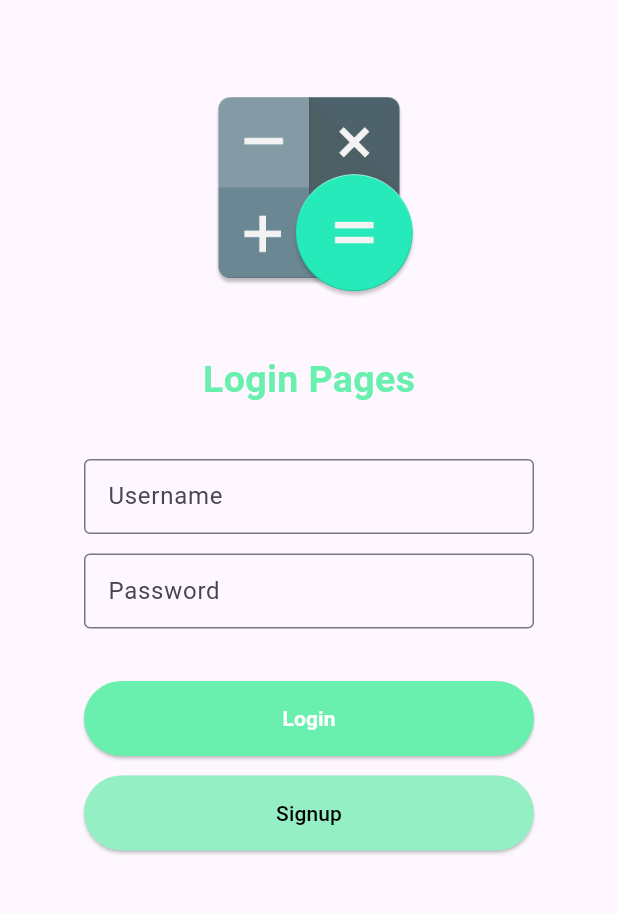
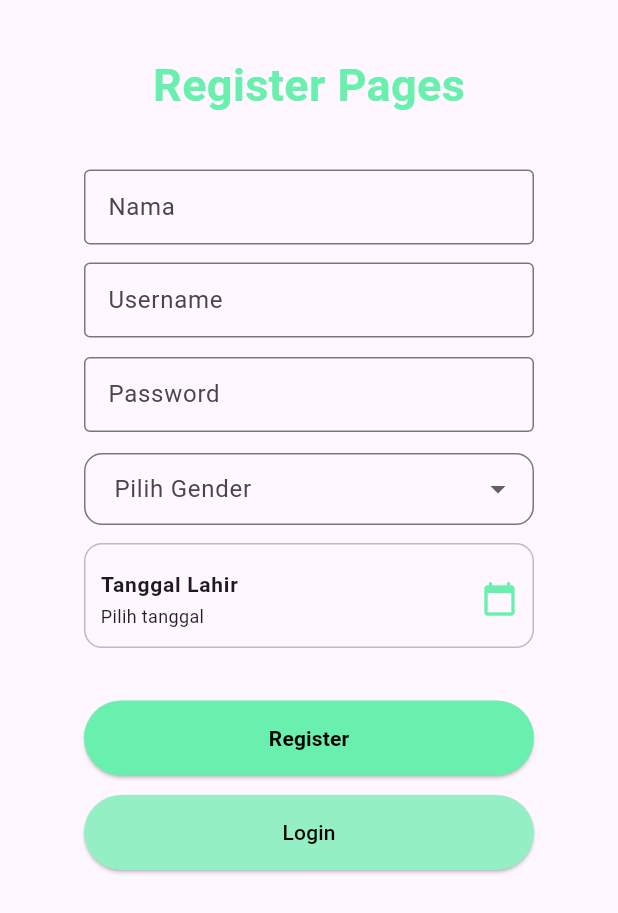
Before and after one commit to muyajid/flutter_calculator_project_v2, a Flutter app: the screen it shows after launch, after a tap on "Signup", on a phone screen of 412 x 824 dp. Shown: the top 913 px of the screen. Run offline on Flutter 3.47's test engine with Material 3 defaults, Android fonts, the phone set to English and light mode, and no system bars.

Commit message:
feat: menambahkan register pages

```diff
--- a/lib/button_widgets.dart
+++ b/lib/button_widgets.dart
@@ -16,8 +16,7 @@ class ButtonWidgets extends StatelessWidget {
 
   @override
   Widget build(BuildContext context) {
-    return Container(
-      child: Column(
+    return Column(
       children: [
         Container(
           margin: EdgeInsets.only(bottom: 6.5),
@@ -25,7 +24,7 @@ class ButtonWidgets extends StatelessWidget {
             onPressed: onPresedOne,
             style: ElevatedButton.styleFrom(
               backgroundColor: Colors.greenAccent,
-                foregroundColor: Colors.white,
+              foregroundColor: const Color.fromARGB(255, 0, 0, 0),
               fixedSize: Size(300, 50),
             ),
             child: Text(
@@ -50,7 +49,6 @@ class ButtonWidgets extends StatelessWidget {
           ),
         ),
       ],
-      ),
     );
   }
 }
--- a/lib/input_widgets.dart
+++ b/lib/input_widgets.dart
@@ -12,8 +12,7 @@ class InputWidgets extends StatelessWidget {
 
   @override
   Widget build(BuildContext context) {
-    return Container(
-      child: Column(
+    return Column(
       children: [
         Container(
           margin: EdgeInsets.only(bottom: 6.5),
@@ -40,7 +39,6 @@ class InputWidgets extends StatelessWidget {
           ),
         ),
       ],
-      ),
     );
   }
 }
--- /dev/null
+++ b/lib/register_pages.dart
@@ -0,0 +1,152 @@
+import 'package:flutter/material.dart';
+import 'package:flutter_calculator_project_v2/button_widgets.dart';
+import 'package:flutter_calculator_project_v2/input_widgets.dart';
+import 'package:flutter_calculator_project_v2/login_pages.dart';
+
+class RegisterPages extends StatefulWidget {
+  const RegisterPages({super.key});
+
+  @override
+  State<RegisterPages> createState() => _RegisterPagesState();
+}
+
+class _RegisterPagesState extends State<RegisterPages> {
+  final TextEditingController _usernameController = TextEditingController();
+  final TextEditingController _passwordController = TextEditingController();
+  final TextEditingController _nameController = TextEditingController();
+
+  String? gender;
+  DateTime? selectedDate;
+
+  Future<void> _selectDate() async {
+    DateTime? picked = await showDatePicker(
+      context: context,
+      initialDate: DateTime.now(),
+      firstDate: DateTime(2000),
+      lastDate: DateTime(2100),
+    );
+
+    if (picked != null) {
+      setState(() {
+        selectedDate = picked;
+      });
+    }
+  }
+
+  @override
+  Widget build(BuildContext context) {
+    return Scaffold(
+      body: Center(
+        child: Column(
+          children: [
+            Container(
+              margin: EdgeInsets.only(top: 35, bottom: 35),
+              child: Text(
+                "Register Pages",
+                style: TextStyle(
+                  color: Colors.greenAccent,
+                  fontWeight: FontWeight.bold,
+                  fontSize: 30,
+                ),
+              ),
+            ),
+            Container(
+              margin: EdgeInsets.only(bottom: 12),
+              width: 300,
+              height: 50,
+              child: TextField(
+                controller: _nameController,
+                decoration: InputDecoration(
+                  border: OutlineInputBorder(),
+                  labelText: "Nama",
+                ),
+              ),
+            ),
+            InputWidgets(
+              usernameController: _usernameController,
+              passwordController: _passwordController,
+            ),
+            Container(
+              margin: EdgeInsets.only(top: 14),
+              width: 300,
+              height: 60,
+              child: DropdownButtonFormField<String>(
+                decoration: InputDecoration(
+                  labelText: "Pilih Gender",
+                  border: OutlineInputBorder(
+                    borderRadius: BorderRadius.circular(12),
+                  ),
+                  contentPadding: EdgeInsets.symmetric(
+                    horizontal: 16,
+                    vertical: 12,
+                  ),
+                ),
+                value: gender,
+                items: [
+                  DropdownMenuItem(
+                    value: "Laki-Laki",
+                    child: Text("Laki-Laki"),
+                  ),
+                  DropdownMenuItem(
+                    value: "Perempuan",
+                    child: Text("Perempuan"),
+                  ),
+                ],
+                onChanged: (value) {
+                  setState(() {
+                    gender = value;
+                  });
+                },
+              ),
+            ),
+            Container(
+              margin: EdgeInsets.only(bottom: 35),
+              width: 300,
+              height: 70,
+              child: ListTile(
+                contentPadding: EdgeInsets.symmetric(
+                  horizontal: 10,
+                  vertical: 0,
+                ),
+                shape: RoundedRectangleBorder(
+                  borderRadius: BorderRadius.circular(12),
+                  side: BorderSide(color: Colors.grey.shade400),
+                ),
+                title: Text(
+                  "Tanggal Lahir",
+                  style: TextStyle(fontSize: 14, fontWeight: FontWeight.bold),
+                ),
+                subtitle: Text(
+                  selectedDate == null
+                      ? "Pilih tanggal"
+                      : "${selectedDate!.day}/${selectedDate!.month}/${selectedDate!.year}",
+                  style: TextStyle(fontSize: 12, color: Colors.black87),
+                ),
+                trailing: Icon(Icons.calendar_today, color: Colors.greenAccent),
+                onTap: _selectDate,
+              ),
+            ),
+            ButtonWidgets(
+              onPresedOne: () => {
+                ScaffoldMessenger.of(context).showSnackBar(
+                  SnackBar(
+                    content: Text("Berhasil Register"),
+                    backgroundColor: Colors.greenAccent,
+                  ),
+                ),
+              },
+              onPresedTwo: () => {
+                Navigator.push(
+                  context,
+                  MaterialPageRoute(builder: (context) => LoginPages()),
+                ),
+              },
+              buttonOne: "Register",
+              buttonTwo: "Login",
+            ),
+          ],
+        ),
+      ),
+    );
+  }
+}
```
Also changed, not shown: lib/calculator_pages.dart (added, +15 -0 lines), lib/login_pages.dart (+48 -3 lines). Lines whose indentation alone changed are shown as unchanged.
